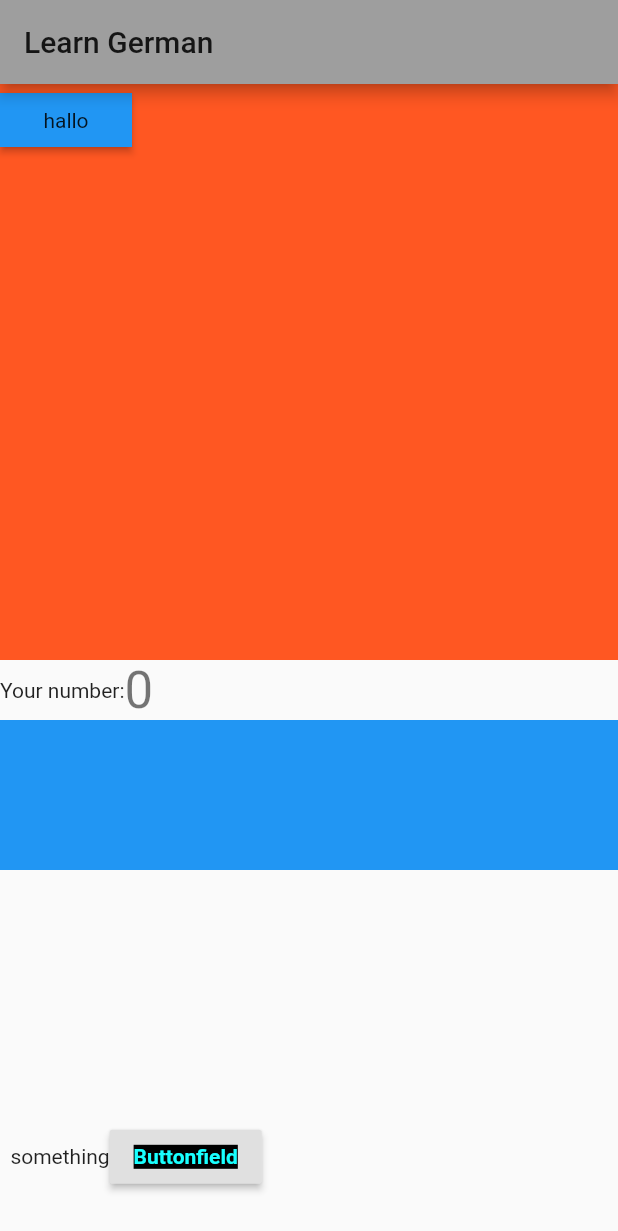
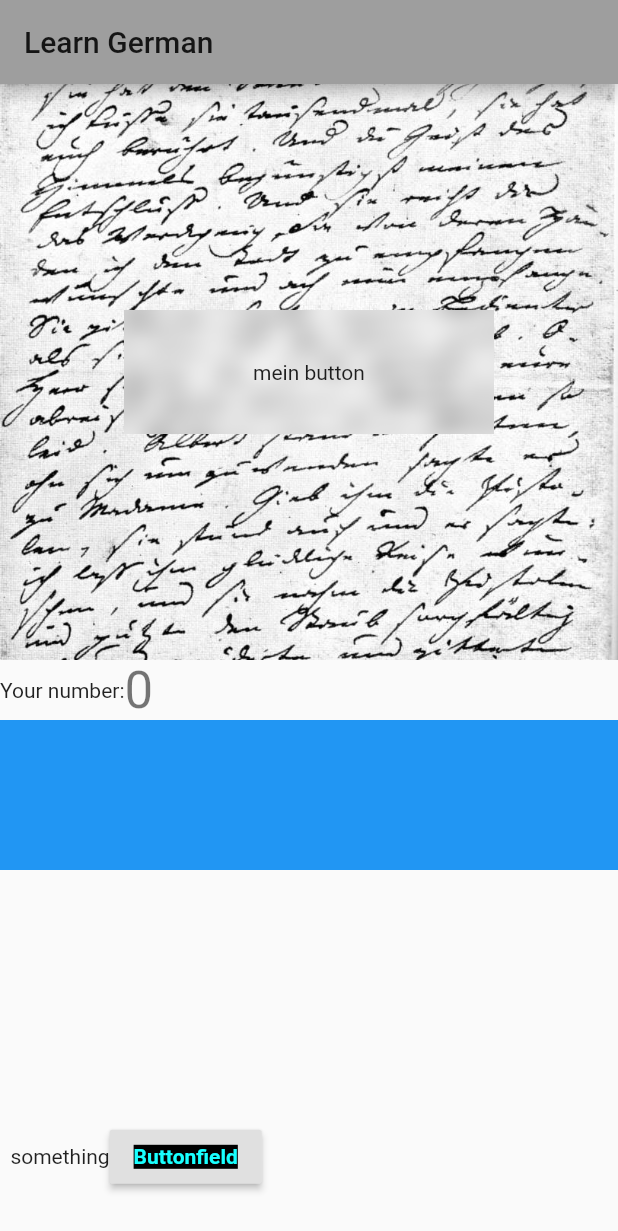
Before and after one commit to yannik-st/German-app, a Flutter app: the screen it shows after launch, on a phone screen of 412 x 824 dp. Shown: the top 1231 px of the screen. Run offline on Flutter 3.47's test engine with Material 2 defaults, Android fonts, the phone set to English and light mode, and no system bars.

Commit message:
first steps

```diff
--- a/german_app/lib/MenuButton.dart
+++ b/german_app/lib/MenuButton.dart
@@ -1,21 +1,31 @@
+import 'dart:ui';
+
 import 'package:flutter/cupertino.dart';
 import 'package:flutter/foundation.dart';
 import 'package:flutter/material.dart';
 
 class MenuButton extends StatelessWidget {
-  //final String text;
+  final String text;
   final GestureTapCallback onPressed;
 
-  MenuButton({@required this.onPressed});
+  MenuButton({@required this.onPressed,@required this.text});
 
 
   @override
   Widget build(BuildContext context) {
-    return RawMaterialButton(
-        fillColor: Colors.blue,
-        splashColor: Colors.lightBlue,
-        child: Text('hallo'),
-        onPressed: onPressed,
+    return Container(
+      width: 0.6*MediaQuery.of(context).size.width,
+      height: 0.1*MediaQuery.of(context).size.height,
+      child: ClipRect(
+        child: BackdropFilter(
+          filter: ImageFilter.blur(sigmaX: 8.0, sigmaY: 8.0),
+          child: RawMaterialButton(
+              splashColor: Colors.white70,
+              child: Text(text),
+              onPressed: onPressed,
+          ),
+        ),
+      ),
     );
   }
 }
--- a/german_app/lib/main.dart
+++ b/german_app/lib/main.dart
@@ -7,8 +7,7 @@ void main() {
   runApp(MyApp());
 }
 
-void _something(){
-}
+void _something() {}
 
 class MyApp extends StatelessWidget {
   // This widget is the root of your application.
@@ -65,12 +64,15 @@ class _MyHomePageState extends State<MyHomePage> {
       // so that the display can reflect the updated values. If we changed
       // _counter without calling setState(), then the build method would not be
       // called again, and so nothing would appear to happen.
-      _counter+=2;
+      _counter += 2;
     });
   }
 
   @override
   Widget build(BuildContext context) {
+    double maxWidth = MediaQuery.of(context).size.width;
+    double maxHeight = MediaQuery.of(context).size.height;
+
     // This method is rerun every time setState is called, for instance as done
     // by the _incrementCounter method above.
     //
@@ -103,27 +105,31 @@ class _MyHomePageState extends State<MyHomePage> {
             // horizontal).
             //mainAxisAlignment: MainAxisAlignment.center,
             children: <Widget>[
-           Flexible(
+              Container(
+                child: Flexible(
                   flex: 5,
-              child: Column(
-                children: [
+                  child: Column(children: [
                     Expanded(
                       child: Container(
-                      color: Colors.deepOrange,
-                      alignment: Alignment.topLeft,
-                      child: MenuButton(onPressed: _something),
+                        decoration: BoxDecoration(
+                          image: DecorationImage(
+                              image: AssetImage(
+                                  'assets/images/BackgroundGoethe.png'),
+                              fit: BoxFit.cover),
+                        ),
+                        alignment: Alignment.center,
+                        child: MenuButton(
+                            onPressed: _something, text: 'mein button'),
                         //width: MediaQuery.of(context).size.width
                       ),
                     ),
-                ]
-              )
+                  ]),
+                ),
               ),
               Flexible(
                   flex: 4,
-              child: Column(
-                children: [
-                  Row(
-                    children: [
+                  child: Column(children: [
+                    Row(children: [
                       Text(
                         'Your number:',
                       ),
@@ -131,14 +137,12 @@ class _MyHomePageState extends State<MyHomePage> {
                         '$_counter',
                         style: Theme.of(context).textTheme.headline4,
                       ),
-                      ]
-                  ),
+                    ]),
                     Container(
                       color: Colors.blue,
                       height: 100,
                     )
-              ]
-            )
+                  ])
                   //Container(
                   //  height: 200,
                   ),
@@ -158,15 +162,12 @@ class _MyHomePageState extends State<MyHomePage> {
                         //   )
                         //),
                         //tooltip: 'plus two',
-                      child: TextBox(
-                        'Buttonfield'
+                        child: TextBox('Buttonfield'),
                       ),
-                    ), // This trailing comma makes auto-formatting nicer for build methods.
+                      // This trailing comma makes auto-formatting nicer for build methods.
                     ],
-                )
-            )
-          ]
-        ),
+                  ))
+            ]),
       ),
     );
   }
--- a/german_app/pubspec.yaml
+++ b/german_app/pubspec.yaml
@@ -45,9 +45,8 @@ flutter:
   uses-material-design: true
 
   # To add assets to your application, add an assets section, like this:
-  # assets:
-  #   - images/a_dot_burr.jpeg
-  #   - images/a_dot_ham.jpeg
+  assets:
+    - assets/images/BackgroundGoethe.png
 
   # An image asset can refer to one or more resolution-specific "variants", see
   # https://flutter.dev/assets-and-images/#resolution-aware.
```
Also changed, not shown: german_app/assets/images/BackgroundGoethe.png (added). Lines whose indentation alone changed are shown as unchanged.
